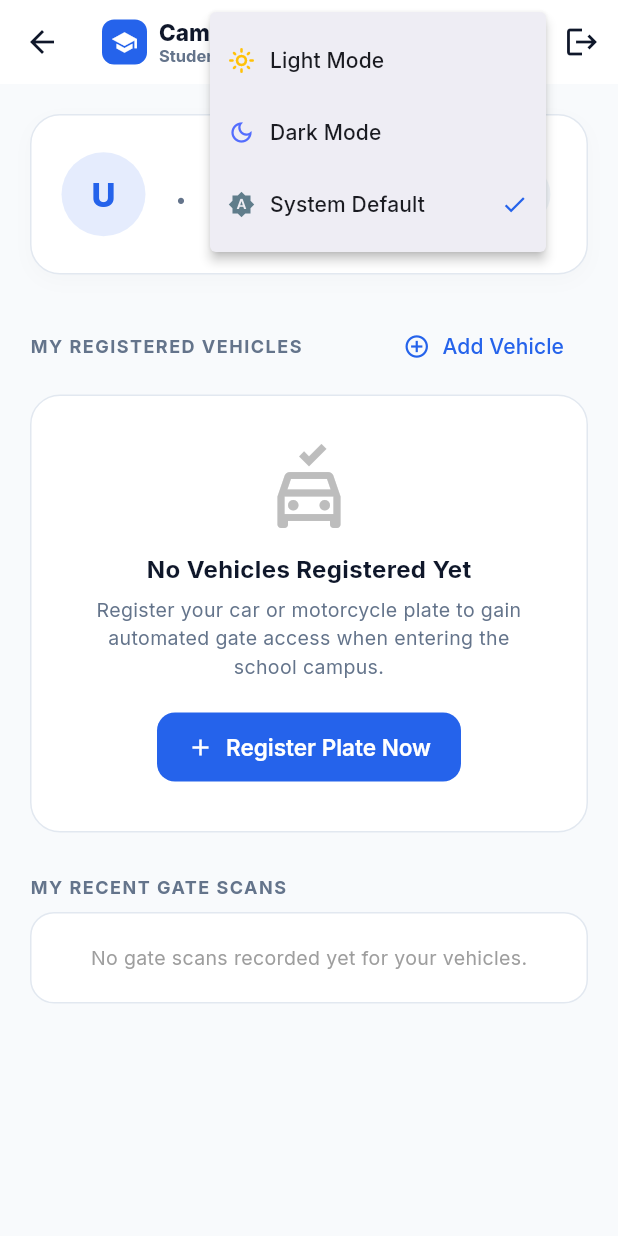
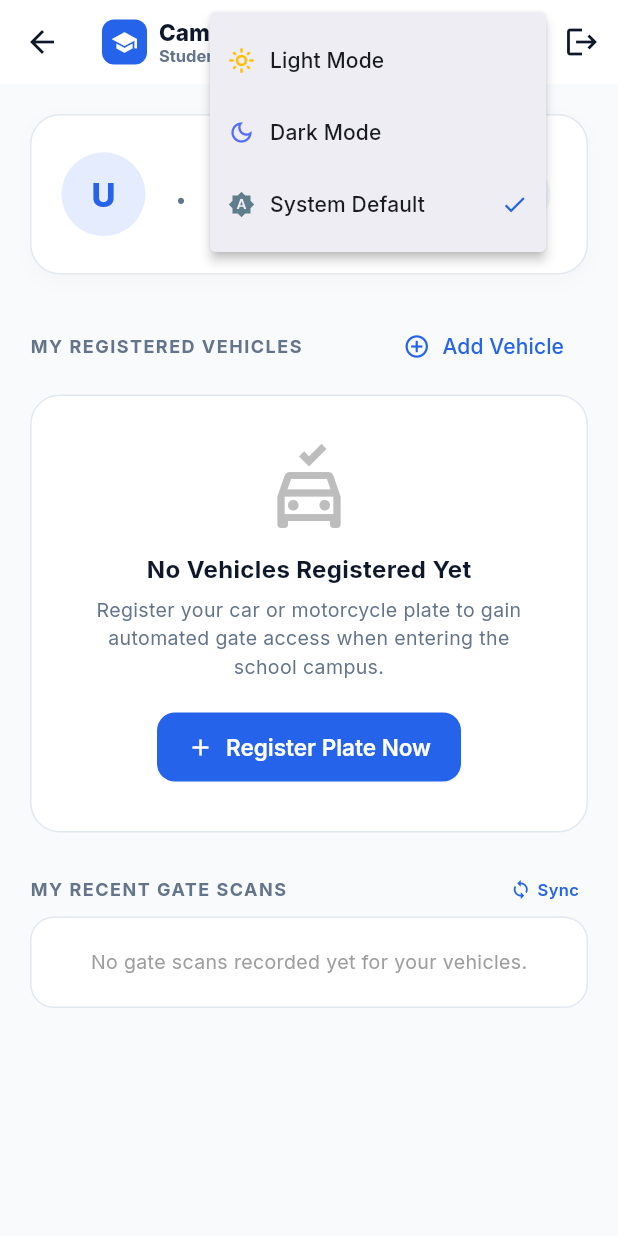
Before and after one commit to Ljam-hub/Plakado, a Flutter app: the StudentFacultyDashboardView screen opened directly, after a tap on the "brightness auto" icon, on a phone screen of 412 x 824 dp. Run offline on Flutter 3.47's test engine with Material 3 defaults, Android fonts, the light colour scheme and no system bars; our stand-ins replace cloud_firestore, firebase_core, google_fonts, image_picker, qr_flutter, shared_preferences; missing offline and left inert: dart:html, google_mlkit_text_recognition, zxing2; accounts and stored records are empty; network calls fail.

Commit message:
feat: sync gate scan logs from Cloud Firestore to student/faculty dashboard with pull-to-refresh

```diff
--- a/lib/controllers/gate_log_controller.dart
+++ b/lib/controllers/gate_log_controller.dart
@@ -13,20 +13,38 @@ class GateLogController extends ChangeNotifier {
   List<VisitorModel> _visitors = [];
   String _searchQuery = '';
   String _selectedRoleFilter = 'ALL';
+  bool _isSyncing = false;
 
   GateLogController(this._storageService) {
     refreshLogs();
+    syncWithCloud();
   }
 
   List<ScanLogModel> get allLogs => _logs;
   List<VisitorModel> get allVisitors => _visitors;
   String get searchQuery => _searchQuery;
   String get selectedRoleFilter => _selectedRoleFilter;
+  bool get isSyncing => _isSyncing;
 
   void refreshLogs() {
     _logs = _storageService.getGateLogs();
     _visitors = _storageService.getVisitors();
     notifyListeners();
+  }
+
+  /// Pulls fresh gate logs from Cloud Firestore and updates the log list
+  Future<void> syncWithCloud() async {
+    _isSyncing = true;
+    notifyListeners();
+    try {
+      await _storageService.syncFromCloud();
+      _logs = _storageService.getGateLogs();
+      _visitors = _storageService.getVisitors();
+    } catch (_) {
+    } finally {
+      _isSyncing = false;
+      notifyListeners();
+    }
   }
 
   void setSearchQuery(String query) {
--- a/lib/services/firestore_service.dart
+++ b/lib/services/firestore_service.dart
@@ -260,7 +260,7 @@ class FirestoreService {
 
   Future<List<ScanLogModel>> fetchGateLogs() async {
     try {
-      final url = Uri.parse('$restBaseUrl/gate_logs?key=$apiKey');
+      final url = Uri.parse('$restBaseUrl/gate_logs?pageSize=300&key=$apiKey');
       final res = await http.get(url);
       if (res.statusCode == 200) {
         final data = jsonDecode(res.body);
--- a/lib/services/storage_service.dart
+++ b/lib/services/storage_service.dart
@@ -119,7 +119,7 @@ class StorageService {
     }
   }
 
-  /// Pulls registered vehicles from Cloud Firestore into local storage
+  /// Pulls registered vehicles and gate logs from Cloud Firestore into local storage
   Future<void> syncFromCloud() async {
     final fs = _firestoreService;
     if (fs == null) return;
@@ -143,6 +143,26 @@ class StorageService {
         if (changed) {
           final rawList = localVehicles.map((v) => jsonEncode(v.toJson())).toList();
           await _prefs.setStringList(_keyVehicles, rawList);
+        }
+      }
+
+      // Sync gate logs from Cloud Firestore
+      final cloudLogs = await fs.fetchGateLogs();
+      if (cloudLogs.isNotEmpty) {
+        final localLogs = getGateLogs();
+        final seenIds = localLogs.map((l) => l.id).toSet();
+        bool changed = false;
+        for (final cl in cloudLogs) {
+          if (!seenIds.contains(cl.id)) {
+            localLogs.add(cl);
+            seenIds.add(cl.id);
+            changed = true;
+          }
+        }
+        if (changed) {
+          localLogs.sort((a, b) => b.timestamp.compareTo(a.timestamp));
+          final rawList = localLogs.map((l) => jsonEncode(l.toJson())).toList();
+          await _prefs.setStringList(_keyLogs, rawList);
         }
       }
     } catch (_) {}
--- a/lib/views/portal/student_faculty_dashboard_view.dart
+++ b/lib/views/portal/student_faculty_dashboard_view.dart
@@ -13,9 +13,25 @@ import '../widgets/plate_display_widget.dart';
 import 'register_vehicle_view.dart';
 import 'digital_gate_pass_view.dart';
 import 'edit_profile_view.dart';
+import '../../utils/plate_formatter.dart';
 
-class StudentFacultyDashboardView extends StatelessWidget {
+class StudentFacultyDashboardView extends StatefulWidget {
   const StudentFacultyDashboardView({super.key});
+
+  @override
+  State<StudentFacultyDashboardView> createState() => _StudentFacultyDashboardViewState();
+}
+
+class _StudentFacultyDashboardViewState extends State<StudentFacultyDashboardView> {
+  @override
+  void initState() {
+    super.initState();
+    WidgetsBinding.instance.addPostFrameCallback((_) {
+      if (mounted) {
+        context.read<GateLogController>().syncWithCloud();
+      }
+    });
+  }
 
   @override
   Widget build(BuildContext context) {
@@ -33,8 +49,15 @@ class StudentFacultyDashboardView extends StatelessWidget {
     // User's gate scan logs
     final myLogs = gateCtrl.allLogs.where((l) {
       if (user == null) return false;
-      return myVehicles.any((v) => v.normalizedPlate == l.normalizedPlate) ||
+      final normLogPlate = l.normalizedPlate.isNotEmpty
+          ? l.normalizedPlate
+          : PlateFormatter.normalize(l.plateNumber);
+      final plateMatch = myVehicles.any((v) =>
+          v.normalizedPlate == normLogPlate ||
+          PlateFormatter.normalize(v.plateNumber) == normLogPlate);
+      final nameMatch = l.driverName.isNotEmpty &&
           l.driverName.toLowerCase() == user.name.toLowerCase();
+      return plateMatch || nameMatch;
     }).toList();
 
     return Scaffold(
@@ -144,6 +167,11 @@ class StudentFacultyDashboardView extends StatelessWidget {
         ],
       ),
       body: SafeArea(
+        child: RefreshIndicator(
+          onRefresh: () async {
+            await gateCtrl.syncWithCloud();
+            vehicleCtrl.loadVehicles();
+          },
           child: SingleChildScrollView(
           padding: const EdgeInsets.all(20),
           child: Center(
@@ -416,6 +444,9 @@ class StudentFacultyDashboardView extends StatelessWidget {
                   const SizedBox(height: 28),
 
                   // Personal Gate Activity History
+                  Row(
+                    mainAxisAlignment: MainAxisAlignment.spaceBetween,
+                    children: [
                       Text(
                         'MY RECENT GATE SCANS',
                         style: GoogleFonts.inter(
@@ -424,6 +455,37 @@ class StudentFacultyDashboardView extends StatelessWidget {
                           letterSpacing: 1.0,
                           color: const Color(0xFF64748B),
                         ),
+                      ),
+                      if (gateCtrl.isSyncing)
+                        const SizedBox(
+                          width: 14,
+                          height: 14,
+                          child: CircularProgressIndicator(strokeWidth: 2),
+                        )
+                      else
+                        InkWell(
+                          onTap: () => gateCtrl.syncWithCloud(),
+                          borderRadius: BorderRadius.circular(12),
+                          child: Padding(
+                            padding: const EdgeInsets.symmetric(horizontal: 6, vertical: 2),
+                            child: Row(
+                              mainAxisSize: MainAxisSize.min,
+                              children: const [
+                                Icon(Icons.sync, size: 14, color: Color(0xFF2563EB)),
+                                SizedBox(width: 4),
+                                Text(
+                                  'Sync',
+                                  style: TextStyle(
+                                    fontSize: 11,
+                                    fontWeight: FontWeight.w600,
+                                    color: Color(0xFF2563EB),
+                                  ),
+                                ),
+                              ],
+                            ),
+                          ),
+                        ),
+                    ],
                   ),
                   const SizedBox(height: 8),
 
@@ -494,6 +556,7 @@ class StudentFacultyDashboardView extends StatelessWidget {
           ),
         ),
         ),
+      ),
     );
   }
 }
```
Lines whose indentation alone changed are shown as unchanged.
